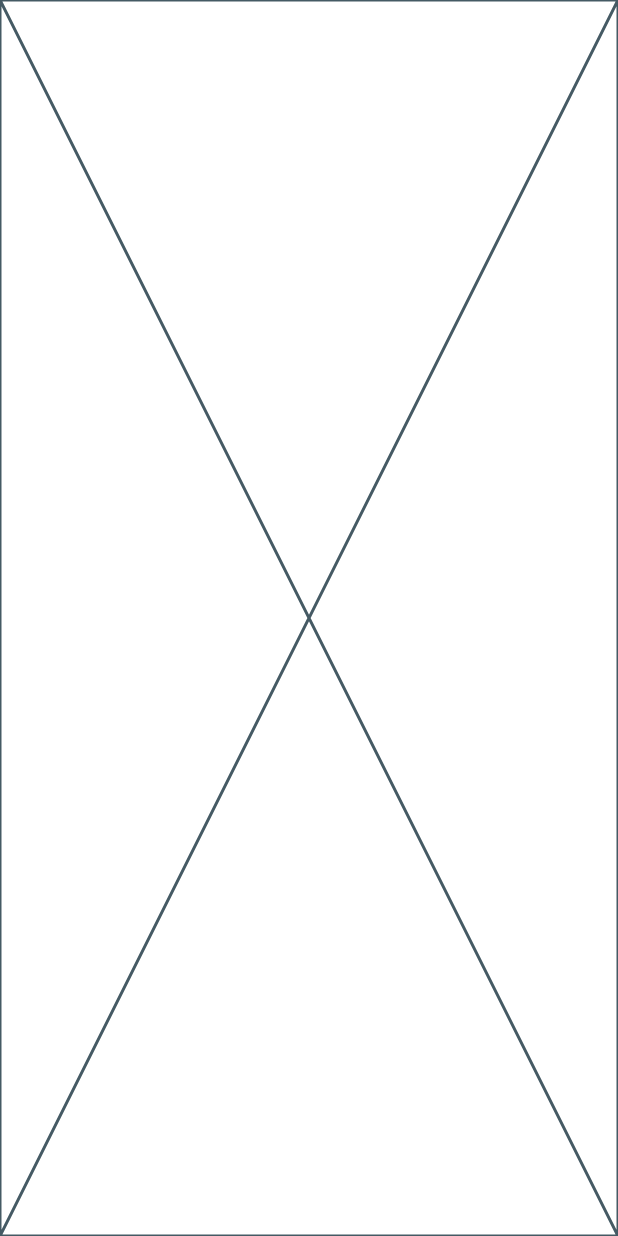
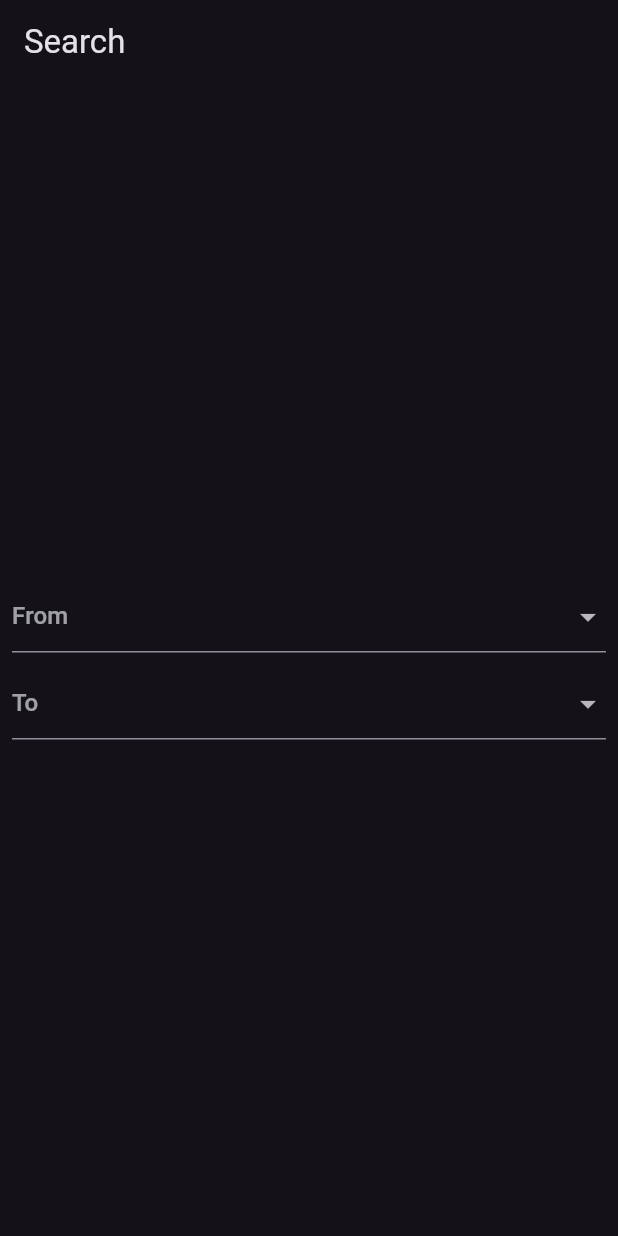
Before and after one commit to ms96Armijos/bus_reservation_udemy, a Flutter app: the screen it shows after launch, on a phone screen of 412 x 824 dp. Run offline on Flutter 3.47's test engine with Material 2 defaults, Android fonts, the phone set to English and light mode, and no system bars.

Commit message:
Search Page
Implement Dropdown Buttons for select cities

```diff
--- a/lib/pages/search_page.dart
+++ b/lib/pages/search_page.dart
@@ -1,3 +1,4 @@
+import 'package:bus_reservation_udemy/utils/constants.dart';
 import 'package:flutter/material.dart';
 
 class SearchPage extends StatefulWidget {
@@ -8,8 +9,77 @@ class SearchPage extends StatefulWidget {
 }
 
 class _SearchPageState extends State<SearchPage> {
+  String? fromCity, toCity;
+
+  DateTime? departureDate;
+
   @override
   Widget build(BuildContext context) {
-    return const Placeholder();
+    return Scaffold(
+      appBar: AppBar(
+        title: const Text('Search'),
+      ),
+      body: Form(
+        child: Center(
+          child: ListView(
+            shrinkWrap: true,
+            padding: const EdgeInsets.all(8),
+            children: [
+              DropdownButtonFormField<String>(
+                value: fromCity,
+                validator: (value) {
+                  if (value == null || value.isEmpty) {
+                    return emptyFieldErrMessage;
+                  }
+                  return null;
+                },
+                decoration: const InputDecoration(
+                    errorStyle: TextStyle(color: Colors.white)),
+                hint: const Text('From'),
+                isExpanded: true,
+                items: cities
+                    .map((city) => DropdownMenuItem<String>(
+                          value: city,
+                          child: Text(city),
+                        ))
+                    .toList(),
+                onChanged: (value) {
+                  setState(() {
+                    fromCity = value;
+                  });
+                },
+              ),
+              const SizedBox(
+                height: 10,
+              ),
+              DropdownButtonFormField<String>(
+                value: toCity,
+                validator: (value) {
+                  if (value == null || value.isEmpty) {
+                    return emptyFieldErrMessage;
+                  }
+                  return null;
+                },
+                decoration: const InputDecoration(
+                    errorStyle: TextStyle(color: Colors.white)),
+                hint: const Text('To'),
+                isExpanded: true,
+                items: cities
+                    .map((city) => DropdownMenuItem<String>(
+                          value: city,
+                          child: Text(city),
+                        ))
+                    .toList(),
+                onChanged: (value) {
+                  setState(() {
+                    toCity = value;
+                  });
+                },
+              ),
+            ],
+          ),
+        ),
+      ),
+    );
   }
 }
```
